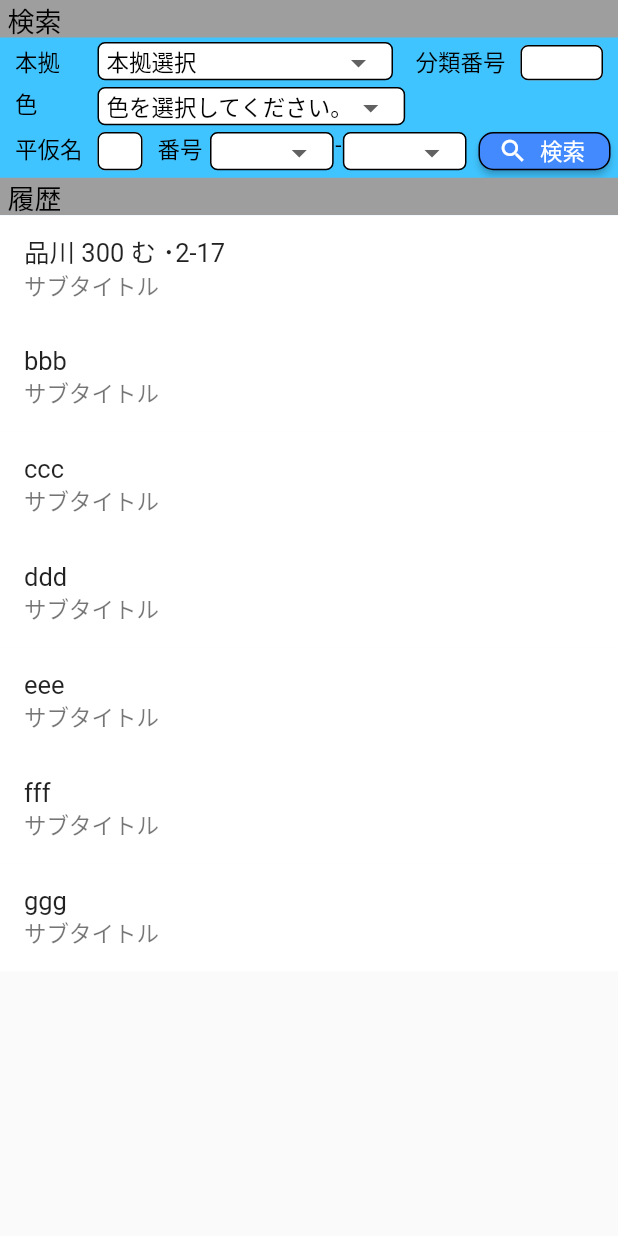
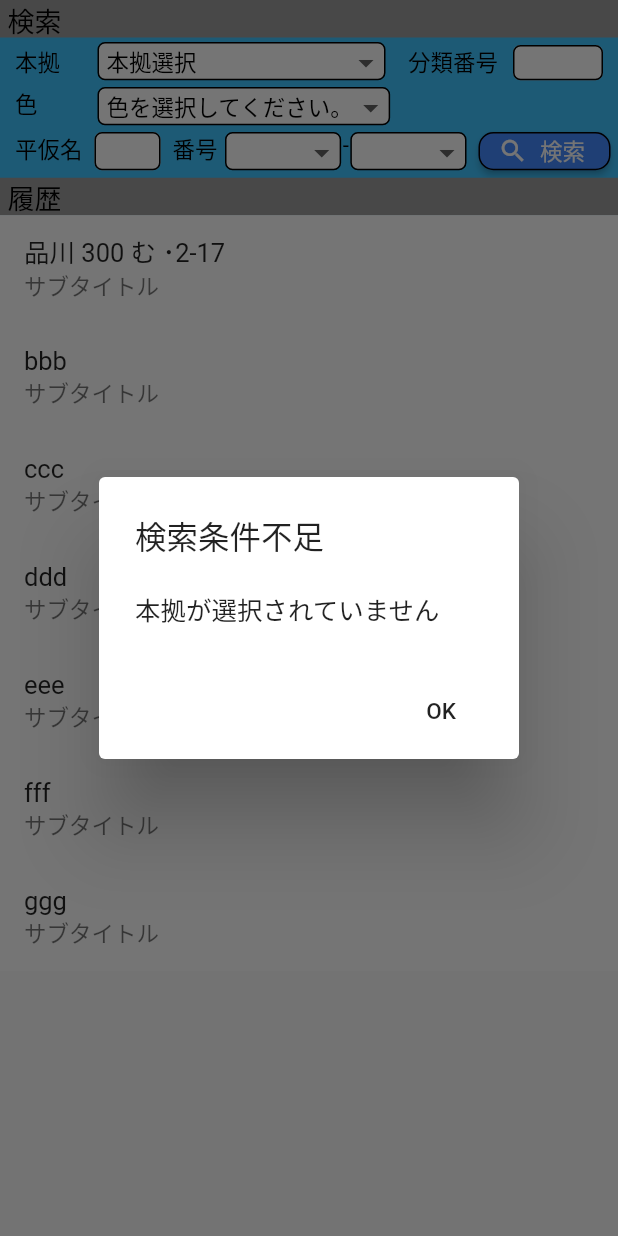
Before and after one commit to Nkoyama/CarOwnerConnect, a Flutter app: the TalkMainPage screen opened directly, after a tap on "検索", on a phone screen of 412 x 824 dp. Run offline on Flutter 3.47's test engine with Material 2 defaults, Android fonts, the phone set to English and light mode, and no system bars; drawn by our look-alikes of flutter_slidable; our stand-ins replace sqflite; accounts and stored records are empty; network calls fail.

Commit message:
talk画面検索時処理の検索条件チェック

```diff
--- a/car_owner_connect/lib/pages/talkMain.dart
+++ b/car_owner_connect/lib/pages/talkMain.dart
@@ -66,8 +66,10 @@ class TalkMainPageState extends State<TalkMainPage> {
     "90", "91", "92", "93", "94", "95", "96", "97", "98", "99"
   ];
 
+  String selectedPlace = "本拠選択";
+  String classificationNumber = "";
   String selectedColor = "色を選択してください。";
-  String selectedPlace = "本拠選択";
+  String hiragana = "";
   String selectedNumber_1 = "";
   String selectedNumber_2 = "";
 
@@ -120,7 +122,7 @@ class TalkMainPageState extends State<TalkMainPage> {
                     height: 30.0,
                     child: Container(
                       padding: EdgeInsets.only(
-                          left: 5.0, right: 10.0, top: 1.0, bottom: 1.0),
+                          left: 5.0, right: 0.0, top: 1.0, bottom: 1.0),
                       decoration: BoxDecoration(
                         color: Colors.white,
                         borderRadius: BorderRadius.circular(5),
@@ -199,6 +201,12 @@ class TalkMainPageState extends State<TalkMainPage> {
                   style: TextStyle(
                       fontSize: 15.0
                   ),
+                  onChanged: (String newValue) {
+                    setState(() {
+                      classificationNumber = newValue;
+                      classificationNumber = classificationNumber.toUpperCase();
+                    });
+                  },
                   focusNode: _classificationFocusNode,
                   keyboardType: TextInputType.text,
                   inputFormatters: <TextInputFormatter>[
@@ -206,7 +214,7 @@ class TalkMainPageState extends State<TalkMainPage> {
                   ],
                 ),
                 height: 30.0,
-                width: 70.0,
+                width: 75.0,
               ),
             ],
           ),
@@ -233,7 +241,7 @@ class TalkMainPageState extends State<TalkMainPage> {
                 height: 30.0,
                 child: Container(
                   padding: EdgeInsets.only(
-                      left: 5.0, right: 10.0, top: 1.0, bottom: 1.0),
+                      left: 5.0, right: 0.0, top: 1.0, bottom: 1.0),
                   decoration: BoxDecoration(
                     color: Colors.white,
                     borderRadius: BorderRadius.circular(5),
@@ -293,7 +301,7 @@ class TalkMainPageState extends State<TalkMainPage> {
               ),
               Container(
                 padding: EdgeInsets.only(
-                    left: 5.0, right: 5.0, top: 3.0, bottom: 5.0),
+                    left: 3.0, right: 3.0, top: 3.0, bottom: 5.0),
                 child: TextField(
                     decoration: InputDecoration(
                       //Focusしていないとき
@@ -317,10 +325,15 @@ class TalkMainPageState extends State<TalkMainPage> {
                     style: TextStyle(
                         fontSize: 15.0
                     ),
+                    onChanged: (String newValue) {
+                      setState(() {
+                        hiragana = newValue;
+                      });
+                    },
                     focusNode: _hiraganaFocusNode,
                 ),
                 height: 33.5,
-                width: 40.0,
+                width: 50.0,
               ),
               Container(
                 padding: EdgeInsets.only(
@@ -340,7 +353,7 @@ class TalkMainPageState extends State<TalkMainPage> {
                   height: 33.5,
                   child: Container(
                     padding: EdgeInsets.only(
-                        left: 5.0, right: 10.0, top: 1.0, bottom: 1.0),
+                        left: 5.0, right: 0.0, top: 1.0, bottom: 1.0),
                     decoration: BoxDecoration(
                       color: Colors.white,
                       borderRadius: BorderRadius.circular(5),
@@ -399,7 +412,7 @@ class TalkMainPageState extends State<TalkMainPage> {
                   height: 33.5,
                   child: Container(
                     padding: EdgeInsets.only(
-                        left: 5.0, right: 10.0, top: 1.0, bottom: 1.0),
+                        left: 5.0, right: 0.0, top: 1.0, bottom: 1.0),
                     decoration: BoxDecoration(
                       color: Colors.white,
                       borderRadius: BorderRadius.circular(5),
@@ -455,7 +468,9 @@ class TalkMainPageState extends State<TalkMainPage> {
                   shape: OutlineInputBorder(
                     borderRadius: BorderRadius.all(Radius.circular(10.0)),
                   ),
-                  onPressed: () {},
+                  onPressed: () {
+                    search();
+                  },
                   color: Colors.blueAccent,
                   textColor: Colors.white,
                 ),
@@ -485,6 +500,179 @@ class TalkMainPageState extends State<TalkMainPage> {
       ),
       backgroundColor: Colors.lightBlueAccent,
     );
+  }
+
+  void search() {
+    // check place
+    if(selectedPlace == "本拠選択" || selectedPlace == "") {
+      showDialog(
+        context: context,
+        builder: (_) {
+          return AlertDialog(
+            title: Text("検索条件不足"),
+            content: Text("本拠が選択されていません"),
+            actions: <Widget>[
+              FlatButton(
+                child: Text("OK"),
+                onPressed: () => Navigator.pop(context),
+              ),
+            ],
+          );
+        },
+      );
+      return;
+    }
+
+    // check classification number
+    var classificationNumberRegExp = new RegExp(r'^[1-9][0-9][A-Z0-9]?$');
+    var zenkakuRegExp = new RegExp(r'[０-９Ａ-Ｚ]');
+    if(classificationNumber == "") {
+      showDialog(
+        context: context,
+        builder: (_) {
+          return AlertDialog(
+            title: Text("検索条件不足"),
+            content: Text("分類番号が入力されていません"),
+            actions: <Widget>[
+              FlatButton(
+                child: Text("OK"),
+                onPressed: () => Navigator.pop(context),
+              ),
+            ],
+          );
+        },
+      );
+      return;
+    } else if(!classificationNumberRegExp.hasMatch(classificationNumber)) {
+      showDialog(
+        context: context,
+        builder: (_) {
+          return AlertDialog(
+            title: Text("検索条件不正"),
+            content: Text("分類番号が不正です。\n半角2~3桁で入力してください"),
+            actions: <Widget>[
+              FlatButton(
+                child: Text("OK"),
+                onPressed: () => Navigator.pop(context),
+              ),
+            ],
+          );
+        },
+      );
+      return;
+    }
+
+    // check color
+    if(selectedColor == "色を選択してください。" || selectedColor == "") {
+      showDialog(
+        context: context,
+        builder: (_) {
+          return AlertDialog(
+            title: Text("検索条件不足"),
+            content: Text("色が選択されていません"),
+            actions: <Widget>[
+              FlatButton(
+                child: Text("OK"),
+                onPressed: () => Navigator.pop(context),
+              ),
+            ],
+          );
+        },
+      );
+      return;
+    }
+
+    // check hiragana
+    var hiraganaRegExp = new RegExp(r'^[あ-ん]$');
+    if(hiragana == "") {
+      showDialog(
+        context: context,
+        builder: (_) {
+          return AlertDialog(
+            title: Text("検索条件不足"),
+            content: Text("平仮名が入力されていません。"),
+            actions: <Widget>[
+              FlatButton(
+                child: Text("OK"),
+                onPressed: () => Navigator.pop(context),
+              ),
+            ],
+          );
+        },
+      );
+      return;
+    } else if(!hiraganaRegExp.hasMatch(hiragana)) {
+      showDialog(
+        context: context,
+        builder: (_) {
+          return AlertDialog(
+            title: Text("検索条件不正"),
+            content: Text("平仮名が不正です。平仮名1文字だけ入力してください。"),
+            actions: <Widget>[
+              FlatButton(
+                child: Text("OK"),
+                onPressed: () => Navigator.pop(context),
+              ),
+            ],
+          );
+        },
+      );
+      return;
+    }
+
+    // check number
+    if(selectedNumber_1 == "" || selectedNumber_2 == "") {
+      showDialog(
+        context: context,
+        builder: (_) {
+          return AlertDialog(
+            title: Text("検索条件不足"),
+            content: Text("番号が選択されていません"),
+            actions: <Widget>[
+              FlatButton(
+                child: Text("OK"),
+                onPressed: () => Navigator.pop(context),
+              ),
+            ],
+          );
+        },
+      );
+      return;
+    } else if(selectedNumber_1 != "••" && selectedNumber_2.substring(0, 1) == "•") {
+      showDialog(
+        context: context,
+        builder: (_) {
+          return AlertDialog(
+            title: Text("検索条件不正"),
+            content: Text("上2桁が「••」以外の場合に下2桁に「•」で始まる番号を指定することはできません"),
+            actions: <Widget>[
+              FlatButton(
+                child: Text("OK"),
+                onPressed: () => Navigator.pop(context),
+              ),
+            ],
+          );
+        },
+      );
+      return;
+    } else if(selectedNumber_1 == "••" && selectedNumber_2.substring(0, 1) == "0") {
+      showDialog(
+        context: context,
+        builder: (_) {
+          return AlertDialog(
+            title: Text("検索条件不正"),
+            content: Text("上2桁が「••」の場合に下2桁に「0」で始まる番号を指定することはできません"),
+            actions: <Widget>[
+              FlatButton(
+                child: Text("OK"),
+                onPressed: () => Navigator.pop(context),
+              ),
+            ],
+          );
+        },
+      );
+      return;
+    }
   }
 
   void getPlaceList() async {
```
